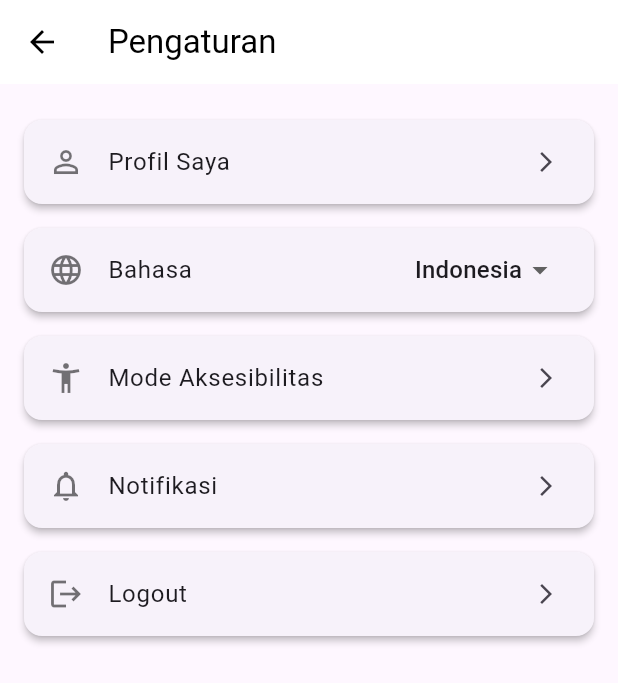
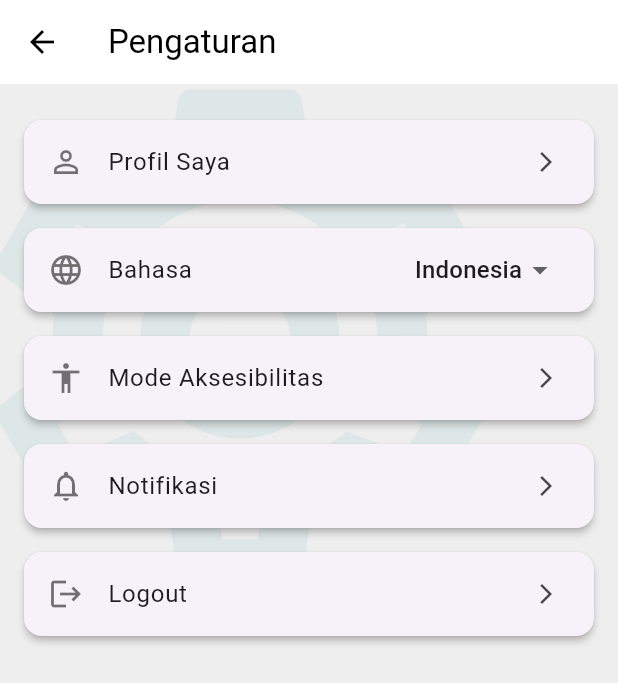
Before and after one commit to marissssssa/MobApps, a Flutter app: the SettingsScreen screen opened directly, on a phone screen of 412 x 824 dp. Shown: the top 683 px of the screen. Run offline on Flutter 3.47's test engine with Material 3 defaults, Android fonts, the phone set to English and light mode, and no system bars.

Commit message:
settings_screen.dart

```diff
--- a/lib/screen/settings_screen.dart
+++ b/lib/screen/settings_screen.dart
@@ -1,18 +1,34 @@
 import 'package:flutter/material.dart';
 
 class SettingsScreen extends StatelessWidget {
-  const SettingsScreen({super.key});
+  const SettingsScreen({Key? key}) : super(key: key);
 
   @override
   Widget build(BuildContext context) {
     return Scaffold(
+      backgroundColor: const Color(0xFFEEEEEE),
       appBar: AppBar(
         title: const Text('Pengaturan'),
         backgroundColor: Colors.white,
         foregroundColor: Colors.black,
         elevation: 0,
       ),
-      body: Padding(
+      body: Stack(
+        children: [
+          Positioned(
+            top: -30,
+            left: -40,
+            child: Opacity(
+              opacity: 0.7,
+              child: Icon(
+                Icons.settings_outlined,
+                size: 400,
+                color: const Color(0x3384BDC2),
+              ),
+            ),
+          ),
+
+          Padding(
             padding: const EdgeInsets.all(16.0),
             child: Column(
               children: [
@@ -25,7 +41,7 @@ class SettingsScreen extends StatelessWidget {
                 ),
                 _buildLanguageDropdown(),
                 _buildSettingsTile(
-              icon: Icons.accessibility_new,
+                  icon: Icons.accessibility,
                   title: 'Mode Aksesibilitas',
                   onTap: () {
                     //
@@ -47,6 +63,8 @@ class SettingsScreen extends StatelessWidget {
                 ),
               ],
             ),
+          ),
+        ],
       ),
     );
   }
```
Lines whose indentation alone changed are shown as unchanged.
